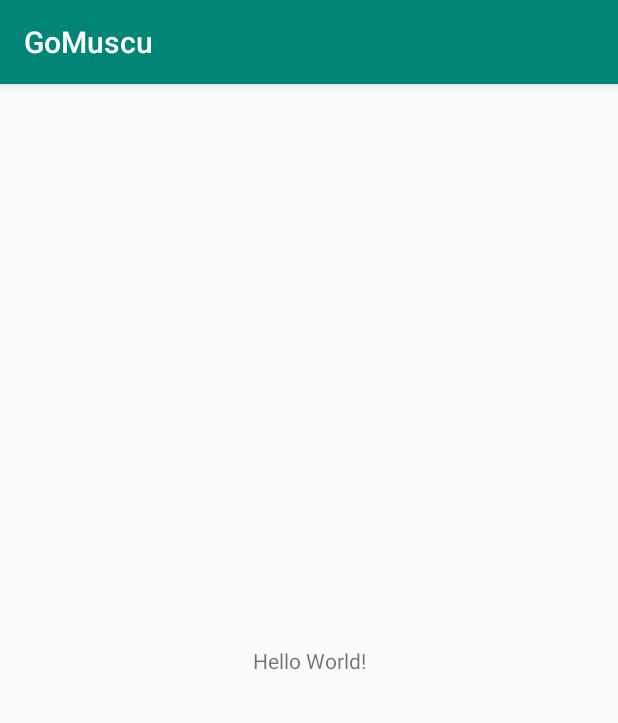
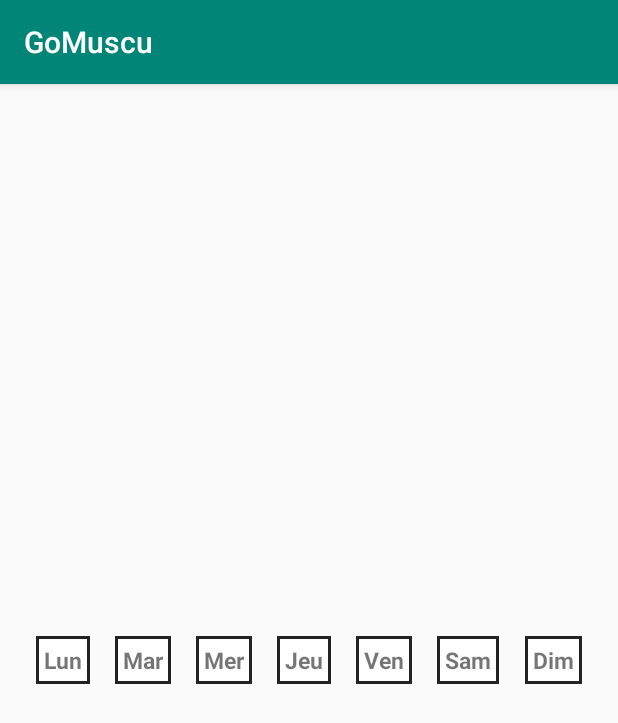
Before and after one commit to mcoucke/gomuscu, an Android app: the screen it shows after launch (MainActivity), on a phone screen of 412 x 824 dp. Shown: the top 723 px of the screen. Run offline under Robolectric (Android 15) with nearby library versions, the phone set to English and light mode, and no system bars.

Commit message:
adding planning with days

```diff
--- /dev/null
+++ b/app/src/main/java/com/app/gomuscu/PlanningFragment.java
@@ -0,0 +1,28 @@
+package com.app.gomuscu;
+
+import android.os.Bundle;
+import android.view.LayoutInflater;
+import android.view.View;
+import android.view.ViewGroup;
+
+import androidx.fragment.app.Fragment;
+
+public class PlanningFragment extends Fragment {
+    public PlanningFragment() {
+
+    }
+
+    @Override
+    public void onCreate(Bundle savedInstanceState) {
+        super.onCreate(savedInstanceState);
+
+    }
+
+    @Override
+    public View onCreateView(LayoutInflater inflater, ViewGroup container,
+                             Bundle savedInstanceState) {
+        View view = inflater.inflate(R.layout.fragment_planning, container, false);
+
+        return view;
+    }
+}
--- a/app/src/main/res/layout/activity_main.xml
+++ b/app/src/main/res/layout/activity_main.xml
@@ -1,18 +1,21 @@
 <?xml version="1.0" encoding="utf-8"?>
-<androidx.constraintlayout.widget.ConstraintLayout xmlns:android="http://schemas.android.com/apk/res/android"
-    xmlns:app="http://schemas.android.com/apk/res-auto"
+<LinearLayout
+    xmlns:android="http://schemas.android.com/apk/res/android"
     xmlns:tools="http://schemas.android.com/tools"
     android:layout_width="match_parent"
     android:layout_height="match_parent"
+    android:paddingLeft="@dimen/activity_horizontal_margin"
+    android:paddingRight="@dimen/activity_horizontal_margin"
+    android:paddingTop="@dimen/activity_vertical_margin"
+    android:paddingBottom="@dimen/activity_vertical_margin"
+    android:orientation="vertical"
     tools:context=".MainActivity">
 
-    <TextView
-        android:layout_width="wrap_content"
-        android:layout_height="wrap_content"
-        android:text="Hello World!"
-        app:layout_constraintBottom_toBottomOf="parent"
-        app:layout_constraintLeft_toLeftOf="parent"
-        app:layout_constraintRight_toRightOf="parent"
-        app:layout_constraintTop_toTopOf="parent" />
+    <fragment
+        android:layout_width="match_parent"
+        android:layout_height="0px"
+        android:layout_weight="1"
+        android:name="com.app.gomuscu.PlanningFragment"
+        android:id="@+id/planningFrag" />
 
-</androidx.constraintlayout.widget.ConstraintLayout>
+</LinearLayout>
--- /dev/null
+++ b/app/src/main/res/layout/fragment_planning.xml
@@ -0,0 +1,172 @@
+<?xml version="1.0" encoding="utf-8"?>
+<GridLayout xmlns:android="http://schemas.android.com/apk/res/android"
+    android:layout_width="match_parent"
+    android:layout_height="wrap_content"
+    android:rowCount="3"
+    android:useDefaultMargins="true"
+    android:columnCount="7">
+
+    <LinearLayout
+        android:layout_width="wrap_content"
+        android:layout_height="wrap_content"
+        android:layout_column="0"
+        android:layout_row="0"
+        android:layout_gravity="center"
+        android:gravity="center"
+        android:layout_columnWeight="1"
+        android:layout_rowWeight="1"
+        android:padding="2dp"
+        android:background="#222222">
+
+        <TextView
+            android:layout_width="wrap_content"
+            android:layout_height="wrap_content"
+            android:background="#ffffff"
+            android:padding="3dp"
+            android:textSize="@dimen/days_font_size"
+            android:textStyle="bold"
+            android:text="@string/lundi" />
+
+    </LinearLayout>
+
+    <LinearLayout
+        android:layout_width="wrap_content"
+        android:layout_height="wrap_content"
+        android:layout_column="1"
+        android:layout_row="0"
+        android:layout_gravity="center"
+        android:gravity="center"
+        android:layout_columnWeight="1"
+        android:layout_rowWeight="1"
+        android:padding="2dp"
+        android:background="#222222">
+
+        <TextView
+            android:layout_width="wrap_content"
+            android:layout_height="wrap_content"
+            android:background="#ffffff"
+            android:padding="3dp"
+            android:textSize="@dimen/days_font_size"
+            android:textStyle="bold"
+            android:text="@string/mardi" />
+
+    </LinearLayout>
+
+
+    <LinearLayout
+        android:layout_width="wrap_content"
+        android:layout_height="wrap_content"
+        android:layout_column="2"
+        android:layout_row="0"
+        android:layout_gravity="center"
+        android:gravity="center"
+        android:layout_columnWeight="1"
+        android:layout_rowWeight="1"
+        android:padding="2dp"
+        android:background="#222222">
+
+        <TextView
+            android:layout_width="wrap_content"
+            android:layout_height="wrap_content"
+            android:background="#ffffff"
+            android:padding="3dp"
+            android:textSize="@dimen/days_font_size"
+            android:textStyle="bold"
+            android:text="@string/mercredi" />
+
+    </LinearLayout>
+
+    <LinearLayout
+        android:layout_width="wrap_content"
+        android:layout_height="wrap_content"
+        android:layout_column="3"
+        android:layout_row="0"
+        android:layout_gravity="center"
+        android:gravity="center"
+        android:layout_columnWeight="1"
+        android:layout_rowWeight="1"
+        android:padding="2dp"
+        android:background="#222222">
+
+        <TextView
+            android:layout_width="wrap_content"
+            android:layout_height="wrap_content"
+            android:background="#ffffff"
+            android:padding="3dp"
+            android:textSize="@dimen/days_font_size"
+            android:textStyle="bold"
+            android:text="@string/jeudi" />
+
+    </LinearLayout>
+
+    <LinearLayout
+        android:layout_width="wrap_content"
+        android:layout_height="wrap_content"
+        android:layout_column="4"
+        android:layout_row="0"
+        android:layout_gravity="center"
+        android:gravity="center"
+        android:layout_columnWeight="1"
+        android:layout_rowWeight="1"
+        android:padding="2dp"
+        android:background="#222222">
+
+        <TextView
+            android:layout_width="wrap_content"
+            android:layout_height="wrap_content"
+            android:background="#ffffff"
+            android:padding="3dp"
+            android:textSize="@dimen/days_font_size"
+            android:textStyle="bold"
+            android:text="@string/vendredi" />
+
+    </LinearLayout>
+
+    <LinearLayout
+        android:layout_width="wrap_content"
+        android:layout_height="wrap_content"
+        android:layout_column="5"
+        android:layout_row="0"
+        android:layout_gravity="center"
+        android:gravity="center"
+        android:layout_columnWeight="1"
+        android:layout_rowWeight="1"
+        android:padding="2dp"
+        android:background="#222222">
+
+        <TextView
+            android:layout_width="wrap_content"
+            android:layout_height="wrap_content"
+            android:background="#ffffff"
+            android:padding="3dp"
+            android:textSize="@dimen/days_font_size"
+            android:textStyle="bold"
+            android:text="@string/samedi" />
+
+    </LinearLayout>
+
+    <LinearLayout
+        android:layout_width="wrap_content"
+        android:layout_height="wrap_content"
+        android:layout_column="6"
+        android:layout_row="0"
+        android:layout_gravity="center"
+        android:gravity="center"
+        android:layout_columnWeight="1"
+        android:layout_rowWeight="1"
+        android:padding="2dp"
+        android:background="#222222">
+
+        <TextView
+            android:layout_width="wrap_content"
+            android:layout_height="wrap_content"
+            android:background="#ffffff"
+            android:padding="3dp"
+            android:textSize="@dimen/days_font_size"
+            android:textStyle="bold"
+            android:text="@string/dimanche" />
+
+    </LinearLayout>
+
+
+</GridLayout>
--- /dev/null
+++ b/app/src/main/res/values/dimens.xml
@@ -0,0 +1,6 @@
+<?xml version="1.0" encoding="utf-8"?>
+<resources>
+    <dimen name="days_font_size">15sp</dimen>
+    <dimen name="activity_horizontal_margin">16dp</dimen>
+    <dimen name="activity_vertical_margin">16dp</dimen>
+</resources>
--- a/app/src/main/res/values/strings.xml
+++ b/app/src/main/res/values/strings.xml
@@ -1,3 +1,10 @@
 <resources>
     <string name="app_name">GoMuscu</string>
+    <string name="lundi">Lun</string>
+    <string name="mardi">Mar</string>
+    <string name="mercredi">Mer</string>
+    <string name="jeudi">Jeu</string>
+    <string name="vendredi">Ven</string>
+    <string name="samedi">Sam</string>
+    <string name="dimanche">Dim</string>
 </resources>
```
